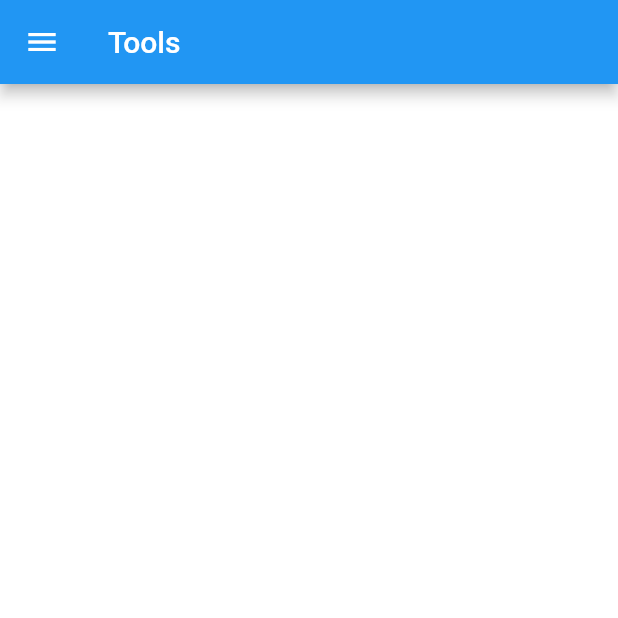
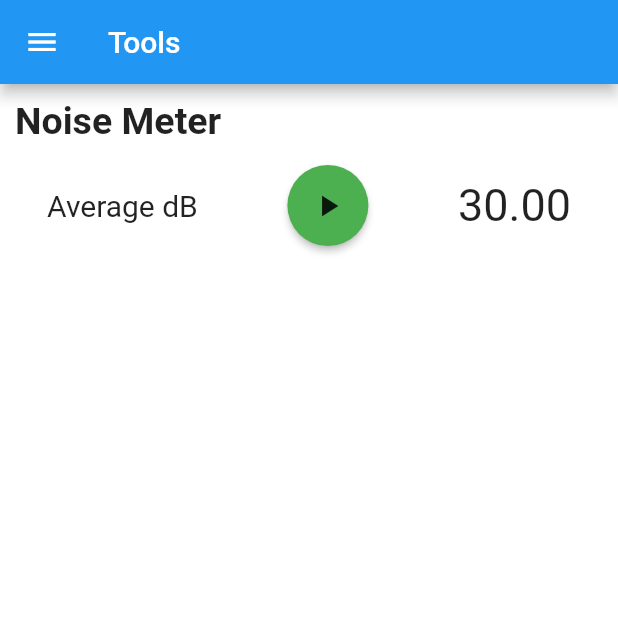
Before and after one commit to masterdodo/flutter-noise-app, a Flutter app: the ToolsScreen screen opened by its route, on a phone screen of 412 x 824 dp, the top half of it. Run offline on Flutter 3.47's test engine with Material 2 defaults, Android fonts, the phone set to English and light mode, and no system bars; our stand-ins replace audioplayers, file_picker, shared_preferences; missing offline and left inert: noise_meter; accounts and stored records are empty.

Commit message:
noisemeter tool added - mostly works

```diff
--- a/lib/screens/tools/toolsscreen.dart
+++ b/lib/screens/tools/toolsscreen.dart
@@ -1,6 +1,8 @@
+import 'dart:async';
 import 'package:flutter/material.dart';
 import 'package:noise_app/app_localizations.dart';
 import 'package:noise_app/components/my_drawer.dart';
+import 'package:noise_meter/noise_meter.dart';
 
 class ToolsScreen extends StatefulWidget {
   @override
@@ -8,7 +10,63 @@ class ToolsScreen extends StatefulWidget {
 }
 
 class _ToolsScreenState extends State<ToolsScreen> {
+  bool _isRecording;
+  StreamSubscription<NoiseReading> _noiseSubscription;
+  NoiseMeter _noiseMeter;
+
+  String maxDb;
+  String meanDb;
+
   Color _bgColor = Colors.white;
+
+  @override
+  void initState() {
+    super.initState();
+    _noiseMeter = new NoiseMeter();
+    _isRecording = false;
+    maxDb = "30.00";
+    meanDb = "30.00";
+  }
+
+  @override
+  void dispose() {
+    super.dispose();
+  }
+
+  void start() async {
+    try {
+      _noiseSubscription = _noiseMeter.noiseStream.listen(onData);
+    } catch (exception) {
+      print(exception);
+    }
+  }
+
+  void stop() {
+    try {
+      if (_noiseSubscription != null) {
+        _noiseSubscription.cancel();
+        _noiseSubscription = null;
+      }
+      this.setState(() {
+        this._isRecording = false;
+      });
+    } catch (err) {
+      print('stopRecorder error: $err');
+    }
+  }
+
+  void onData(NoiseReading noiseReading) {
+    this.setState(() {
+      if (!this._isRecording) {
+        this._isRecording = true;
+      }
+    });
+    setState(() {
+      this.maxDb = noiseReading.maxDecibel.toStringAsFixed(2);
+      this.meanDb = noiseReading.meanDecibel.toStringAsFixed(2);
+    });
+  }
+
   @override
   Widget build(BuildContext context) {
     return Scaffold(
@@ -17,7 +75,51 @@ class _ToolsScreenState extends State<ToolsScreen> {
       appBar: AppBar(
           title: Text(
               AppLocalizations.of(context).translate('menu_tools_string'))),
-      body: null,
+      body: SingleChildScrollView(
+        child: Padding(
+          padding: EdgeInsets.all(10.0),
+          child: Column(
+            children: [
+              Padding(
+                padding: const EdgeInsets.only(bottom: 15),
+                child: Row(
+                  children: [
+                    Text(
+                      'Noise Meter',
+                      style:
+                          TextStyle(fontSize: 25, fontWeight: FontWeight.bold),
+                    ),
+                  ],
+                ),
+              ),
+              Row(
+                mainAxisAlignment: MainAxisAlignment.spaceAround,
+                children: [
+                  Text(
+                    "Average dB",
+                    style:
+                        TextStyle(fontSize: 20, fontWeight: FontWeight.normal),
+                  ),
+                  RaisedButton(
+                    padding: EdgeInsets.all(15),
+                    onPressed: _isRecording ? this.stop : this.start,
+                    color: _isRecording ? Colors.red : Colors.green,
+                    shape: CircleBorder(),
+                    child: _isRecording
+                        ? Icon(Icons.stop)
+                        : Icon(Icons.play_arrow),
+                  ),
+                  Text(this.meanDb,
+                      style: TextStyle(
+                        fontSize: 30,
+                        fontWeight: FontWeight.normal,
+                      )),
+                ],
+              ),
+            ],
+          ),
+        ),
+      ),
     );
   }
 }
--- a/pubspec.yaml
+++ b/pubspec.yaml
@@ -27,7 +27,7 @@ dependencies:
   flutter_localizations:
     sdk: flutter
 
-  noise_meter:
+  noise_meter: ^1.2.0+1
 
   audioplayers: ^0.16.1
 
```
Also changed, not shown: 2 other files.
